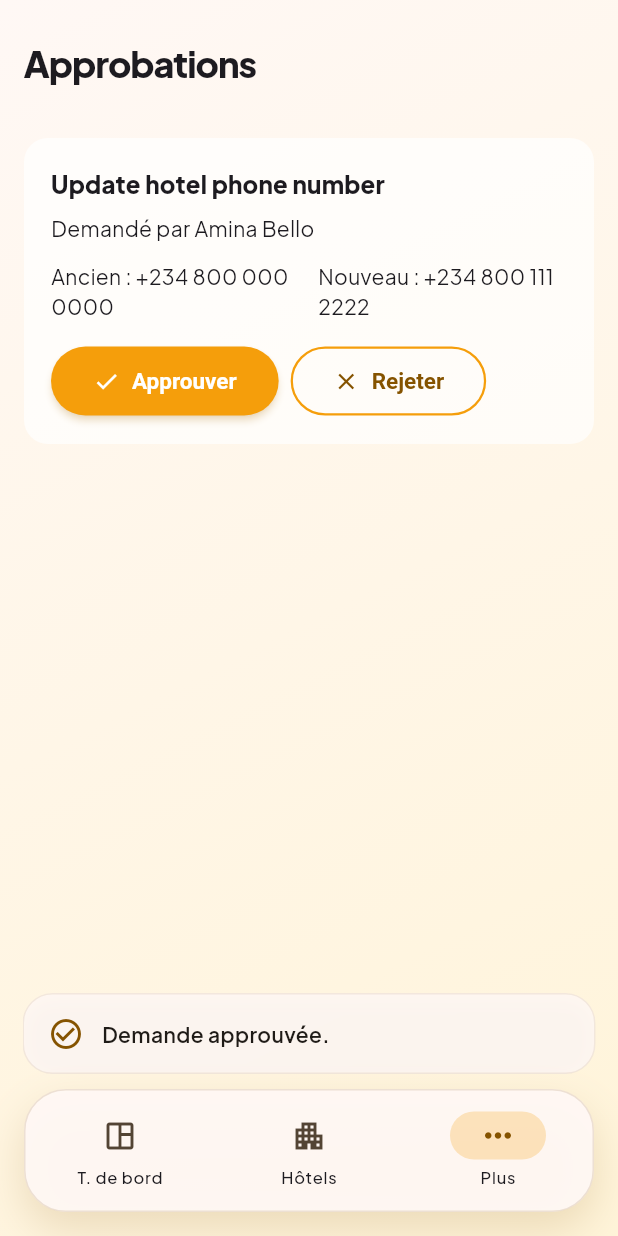
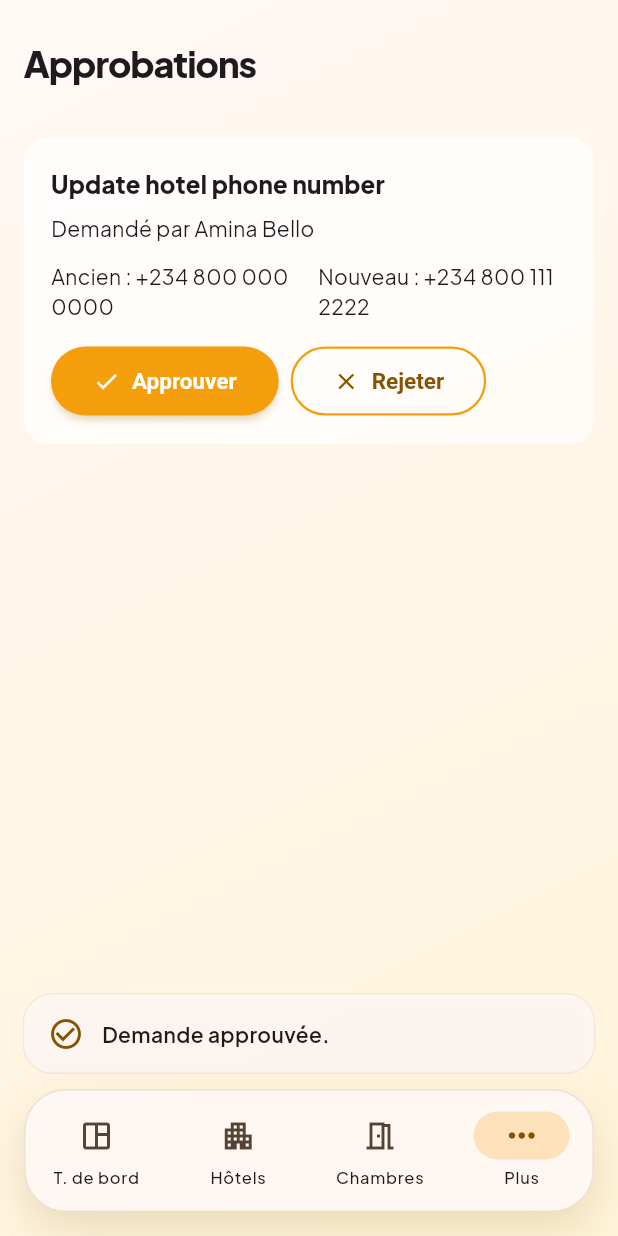
Before and after one commit to prodypanda/ivra-refill, a Flutter app: the ApprovalsScreen screen opened by its route, after a tap on "Approuver", on a phone screen of 412 x 824 dp. Run offline on Flutter 3.47's test engine with Material 3 defaults, Android fonts, the phone set to English and light mode, and no system bars; our stand-ins replace app_links, csv, fl_chart, flutter_riverpod, go_router, google_fonts and 5 more; missing offline and left inert: dart:html; accounts and stored records are empty.

Commit message:
fix: nav bar Rooms item disappearing + approvals RPC error handling
Nav bar:
- Changed bottom nav logic so the 'More' button is added as an extra
  destination instead of replacing the last primary item. Previously
  take(3) produced [Dashboard, Hotels, Rooms] and the 3rd slot was
  silently replaced by 'More', while skip(3) excluded Rooms from the
  More sheet — making it completely invisible.

Approvals:
- Root cause: the Supabase view approval_request_summaries returned ALL
  statuses, but approve_change_request RPC requires status='pending'.
  Clicking approve on an already-processed request would always fail.
- Filter Supabase query to only fetch pending requests (.eq status pending)
- Filter mock repository to only return pending approval requests
- Only show approve/reject buttons when request.status is pending
- Show status badge (Approved/Rejected/Cancelled) for non-pending requests
- Display actual Supabase error message in snackbar instead of generic text
- Add developer.log for debugging failed approve/reject calls
- Add localized error messages: approvalsAccessDenied, approvalsRequestNotFound

```diff
--- a/lib/src/data/mock_ivra_repository.dart
+++ b/lib/src/data/mock_ivra_repository.dart
@@ -427,7 +427,9 @@ class MockIvraRepository implements IvraRepository {
   @override
   Future<List<ApprovalRequest>> approvalRequests({String? hotelId}) async {
     return _approvalRequests
-        .where((item) => hotelId == null || item.hotelId == hotelId)
+        .where((item) =>
+            item.status == ApprovalStatus.pending &&
+            (hotelId == null || item.hotelId == hotelId))
         .toList();
   }
 
--- a/lib/src/data/supabase_ivra_repository.dart
+++ b/lib/src/data/supabase_ivra_repository.dart
@@ -194,7 +194,10 @@ class SupabaseIvraRepository implements IvraRepository {
 
   @override
   Future<List<ApprovalRequest>> approvalRequests({String? hotelId}) async {
-    var query = _client.from('approval_request_summaries').select();
+    var query = _client
+        .from('approval_request_summaries')
+        .select()
+        .eq('status', 'pending');
     if (hotelId != null) query = query.eq('hotel_id', hotelId);
     final rows = await _fetchWithCache(
       'approval_requests_${hotelId ?? 'all'}',
--- a/lib/src/features/shell/app_shell.dart
+++ b/lib/src/features/shell/app_shell.dart
@@ -251,11 +251,14 @@ class _MobileShell extends StatelessWidget {
   @override
   Widget build(BuildContext context) {
     final l10n = AppLocalizations.of(context);
-    final primaryItems = navItems.take(3).toList();
-    final moreItems = navItems.skip(3).toList();
+    const maxPrimary = 3;
+    final hasMore = navItems.length > maxPrimary;
+    final primaryItems = navItems.take(maxPrimary).toList();
+    final moreItems = navItems.skip(maxPrimary).toList();
+    final destinationCount = primaryItems.length + (hasMore ? 1 : 0);
     final primaryIndex = selectedIndex < primaryItems.length
         ? selectedIndex
-        : primaryItems.length - 1;
+        : destinationCount - 1;
     final theme = Theme.of(context);
 
     return Container(
@@ -305,8 +308,7 @@ class _MobileShell extends StatelessWidget {
                     NavigationDestinationLabelBehavior.alwaysShow,
                 selectedIndex: primaryIndex,
                 onDestinationSelected: (index) {
-                  if (index == primaryItems.length - 1 &&
-                      moreItems.isNotEmpty) {
+                  if (hasMore && index == primaryItems.length) {
                     _showMoreDestinations(context, moreItems);
                     return;
                   }
@@ -315,16 +317,13 @@ class _MobileShell extends StatelessWidget {
                 destinations: [
                   for (var index = 0; index < primaryItems.length; index++)
                     NavigationDestination(
-                      icon: Icon(
-                        index == primaryItems.length - 1 &&
-                                moreItems.isNotEmpty
-                            ? Icons.more_horiz
-                            : primaryItems[index].icon,
-                      ),
-                      label: index == primaryItems.length - 1 &&
-                              moreItems.isNotEmpty
-                          ? l10n.t('more')
-                          : primaryItems[index].mobileLabel,
+                      icon: Icon(primaryItems[index].icon),
+                      label: primaryItems[index].mobileLabel,
+                    ),
+                  if (hasMore)
+                    NavigationDestination(
+                      icon: const Icon(Icons.more_horiz),
+                      label: l10n.t('more'),
                     ),
                 ],
               ),
--- a/lib/src/l10n/app_localizations.dart
+++ b/lib/src/l10n/app_localizations.dart
@@ -300,6 +300,10 @@ class AppLocalizations {
       'approvalsActionFailed': 'The action failed. Please try again.',
       'approvalsApproved': 'Request approved.',
       'approvalsRejected': 'Request rejected.',
+      'approvalsApproveQueued': 'Approval queued for sync.',
+      'approvalsRejectQueued': 'Rejection queued for sync.',
+      'approvalsAccessDenied': 'Access denied. Only admins can review approvals.',
+      'approvalsRequestNotFound': 'Approval request not found or already processed.',
       'inviteAcceptTitle': 'Accept invitation',
       'inviteAlreadyHaveAccount': 'I already have an account',
       'inviteBackToSignIn': 'Back to sign in',
@@ -689,6 +693,10 @@ class AppLocalizations {
       'approvalsActionFailed': 'L\'action a échoué. Réessayez.',
       'approvalsApproved': 'Demande approuvée.',
       'approvalsRejected': 'Demande rejetée.',
+      'approvalsApproveQueued': 'Approbation mise en file d\'attente.',
+      'approvalsRejectQueued': 'Rejet mis en file d\'attente.',
+      'approvalsAccessDenied': 'Accès refusé. Seuls les admins peuvent approuver.',
+      'approvalsRequestNotFound': 'Demande introuvable ou déjà traitée.',
       'inviteAcceptTitle': 'Accepter l\'invitation',
       'inviteAlreadyHaveAccount': 'J\'ai déjà un compte',
       'inviteBackToSignIn': 'Retour à la connexion',
@@ -1068,6 +1076,10 @@ class AppLocalizations {
       'approvalsActionFailed': 'فشل الإجراء. حاول مرة أخرى.',
       'approvalsApproved': 'تمت الموافقة على الطلب.',
       'approvalsRejected': 'تم رفض الطلب.',
+      'approvalsApproveQueued': 'تمت إضافة الموافقة إلى قائمة المزامنة.',
+      'approvalsRejectQueued': 'تمت إضافة الرفض إلى قائمة المزامنة.',
+      'approvalsAccessDenied': 'الوصول مرفوض. المسؤولون فقط يمكنهم المراجعة.',
+      'approvalsRequestNotFound': 'طلب الموافقة غير موجود أو تمت معالجته.',
       'inviteAcceptTitle': 'قبول الدعوة',
       'inviteAlreadyHaveAccount': 'لدي حساب بالفعل',
       'inviteBackToSignIn': 'العودة إلى تسجيل الدخول',
@@ -1502,6 +1514,10 @@ class AppLocalizations {
       'approvalsActionFailed': 'L\'azione non è riuscita. Riprova.',
       'approvalsApproved': 'Richiesta approvata.',
       'approvalsRejected': 'Richiesta rifiutata.',
+      'approvalsApproveQueued': 'Approvazione in coda per la sincronizzazione.',
+      'approvalsRejectQueued': 'Rifiuto in coda per la sincronizzazione.',
+      'approvalsAccessDenied': 'Accesso negato. Solo gli admin possono approvare.',
+      'approvalsRequestNotFound': 'Richiesta non trovata o già elaborata.',
       'inviteAcceptTitle': 'Accetta l\'invito',
       'inviteAlreadyHaveAccount': 'Ho già un account',
       'inviteBackToSignIn': 'Torna al login',
```
Also changed, not shown: lib/src/features/approvals/approvals_screen.dart (+68 -8 lines).
